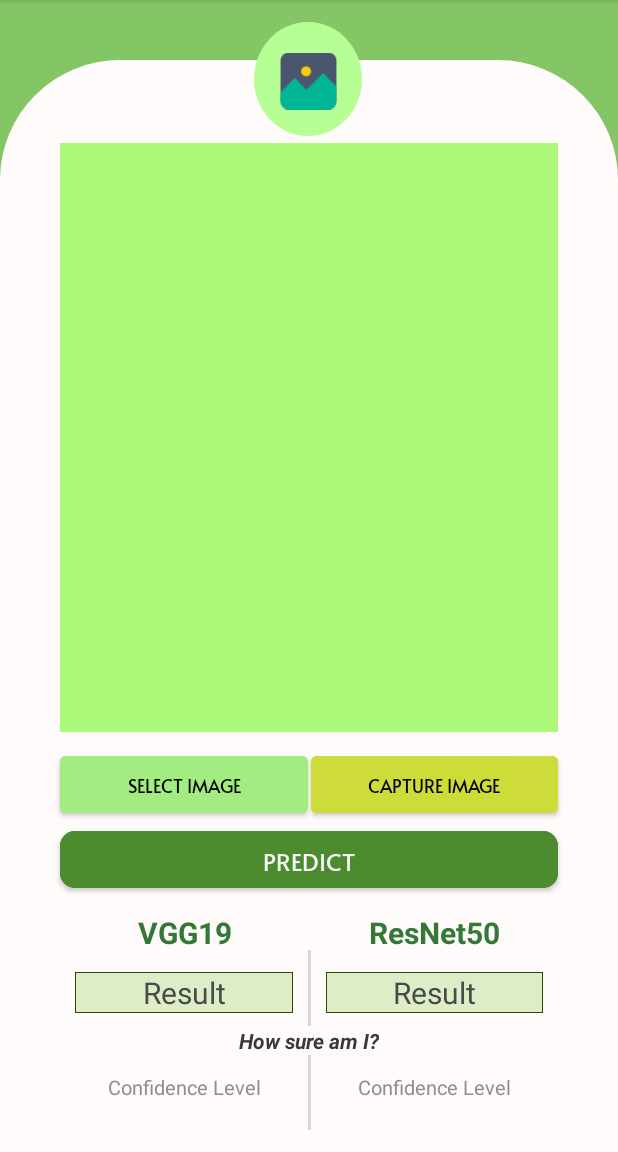
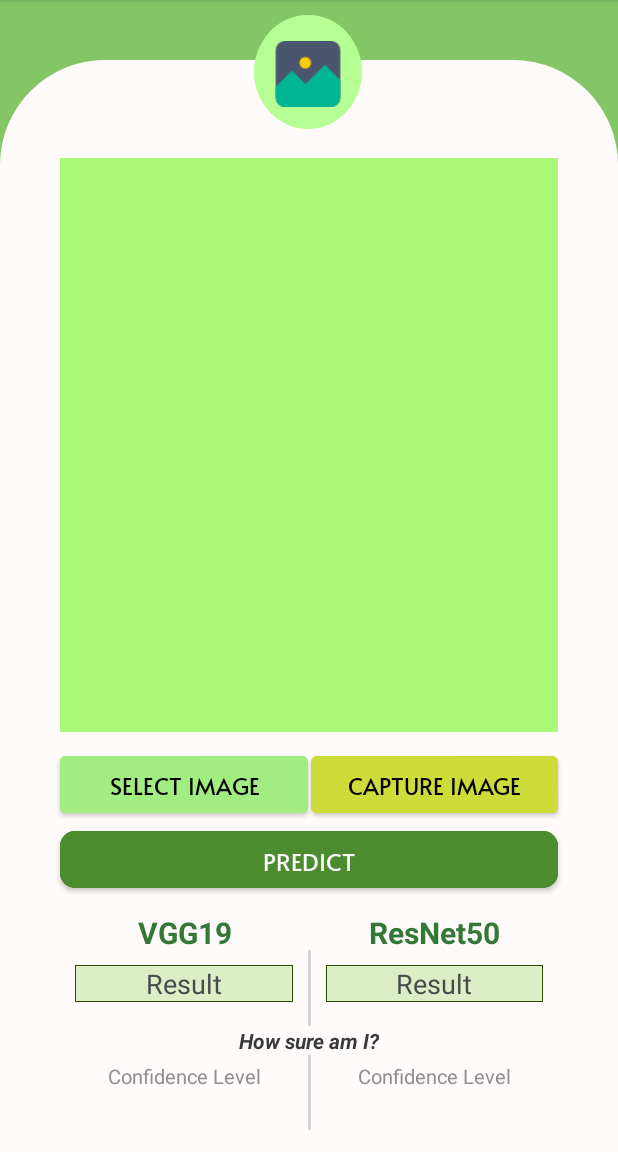
Before and after one commit to kibalias/I-CBB-App, an Android app: the MainActivity screen opened directly, with no data from a screen before it, on a phone screen of 412 x 824 dp, the part 84-1236 px from its top. Run offline under Robolectric (Android 15) with nearby library versions, the phone set to English and light mode, and no system bars; libraries missing offline, so code that uses them is left out: com.chaquo.python, org.checkerframework.common, org.tensorflow.lite.

Commit message:
New activity

```diff
--- a/app/src/main/res/drawable-v24/rectangle.xml
+++ b/app/src/main/res/drawable-v24/rectangle.xml
@@ -5,8 +5,8 @@
         <solid android:color="#FFFBFB"/>
 
         <corners
-            android:topLeftRadius="80dp"
-            android:topRightRadius="80dp"
+            android:topLeftRadius="70dp"
+            android:topRightRadius="70dp"
             android:bottomLeftRadius="0dp"
             android:bottomRightRadius="0dp"
             />
--- a/app/src/main/res/layout/activity_main.xml
+++ b/app/src/main/res/layout/activity_main.xml
@@ -28,7 +28,7 @@
         android:layout_alignParentLeft="true"
         android:layout_alignParentTop="true"
         android:layout_marginTop="20dp"
-        android:layout_marginBottom="10dp"
+        android:layout_marginBottom="30dp"
         android:background="@drawable/ellipse"
         app:layout_constraintBottom_toTopOf="@+id/image_placeholder"
         app:layout_constraintEnd_toEndOf="parent"
@@ -38,13 +38,13 @@
 
     <ImageView
         android:id="@+id/imageView"
-        android:layout_width="38dp"
-        android:layout_height="41dp"
+        android:layout_width="44dp"
+        android:layout_height="49dp"
         app:layout_constraintBottom_toBottomOf="@+id/ellipse"
         app:layout_constraintEnd_toEndOf="@+id/ellipse"
         app:layout_constraintStart_toStartOf="@+id/ellipse"
         app:layout_constraintTop_toTopOf="@+id/ellipse"
-        app:layout_constraintVertical_bias="0.54"
+        app:layout_constraintVertical_bias="0.555"
         app:srcCompat="@drawable/icon_top" />
 
     <ImageView
@@ -52,15 +52,17 @@
         android:layout_width="0dp"
         android:layout_height="0dp"
         android:layout_marginStart="40dp"
-        android:layout_marginTop="55dp"
+        android:layout_marginTop="65dp"
         android:layout_marginEnd="40dp"
         android:layout_marginBottom="280dp"
         android:background="@drawable/image_placeholder"
         android:scaleType="fitXY"
         app:layout_constraintBottom_toBottomOf="parent"
         app:layout_constraintEnd_toEndOf="@+id/rectangle"
+        app:layout_constraintHorizontal_bias="0.0"
         app:layout_constraintStart_toStartOf="@+id/rectangle"
         app:layout_constraintTop_toTopOf="@+id/rectangle"
+        app:layout_constraintVertical_bias="0.0"
         tools:ignore="MissingConstraints" />
 
     <Button
@@ -76,7 +78,7 @@
         android:textAlignment="center"
         android:textAppearance="@style/TextAppearance.AppCompat.Body1"
         android:textColor="#000000"
-        android:textSize="12sp"
+        android:textSize="15sp"
         app:layout_constraintBottom_toTopOf="@+id/scan_button"
         app:layout_constraintEnd_toStartOf="@+id/view"
         app:layout_constraintStart_toStartOf="@+id/rectangle"
@@ -95,7 +97,7 @@
         android:textAlignment="center"
         android:textAppearance="@style/TextAppearance.AppCompat.Body1"
         android:textColor="#000000"
-        android:textSize="12sp"
+        android:textSize="15sp"
         app:layout_constraintBottom_toTopOf="@+id/scan_button"
         app:layout_constraintEnd_toEndOf="@+id/rectangle"
         app:layout_constraintStart_toEndOf="@+id/view"
@@ -179,13 +181,13 @@
         android:layout_width="0dp"
         android:layout_height="wrap_content"
         android:layout_marginStart="50dp"
-        android:layout_marginTop="10dp"
+        android:layout_marginTop="5dp"
         android:layout_marginEnd="10dp"
         android:background="@drawable/resultbg"
         android:text="Result"
         android:textAlignment="center"
         android:textColor="#4A4A4A"
-        android:textSize="20sp"
+        android:textSize="18sp"
         app:layout_constraintEnd_toStartOf="@+id/view"
         app:layout_constraintHorizontal_bias="0.571"
         app:layout_constraintStart_toStartOf="@+id/rectangle"
@@ -196,13 +198,13 @@
         android:layout_width="0dp"
         android:layout_height="wrap_content"
         android:layout_marginStart="10dp"
-        android:layout_marginTop="10dp"
+        android:layout_marginTop="5dp"
         android:layout_marginEnd="50dp"
         android:background="@drawable/resultbg"
         android:text="Result"
         android:textAlignment="center"
         android:textColor="#4A4A4A"
-        android:textSize="20sp"
+        android:textSize="18sp"
         app:layout_constraintEnd_toEndOf="@+id/rectangle"
         app:layout_constraintStart_toEndOf="@+id/view"
         app:layout_constraintTop_toBottomOf="@+id/resnetText" />
```
Also changed, not shown: app/src/main/java/com/example/bacterial_blight/MainActivity.java (+27 -14 lines).
